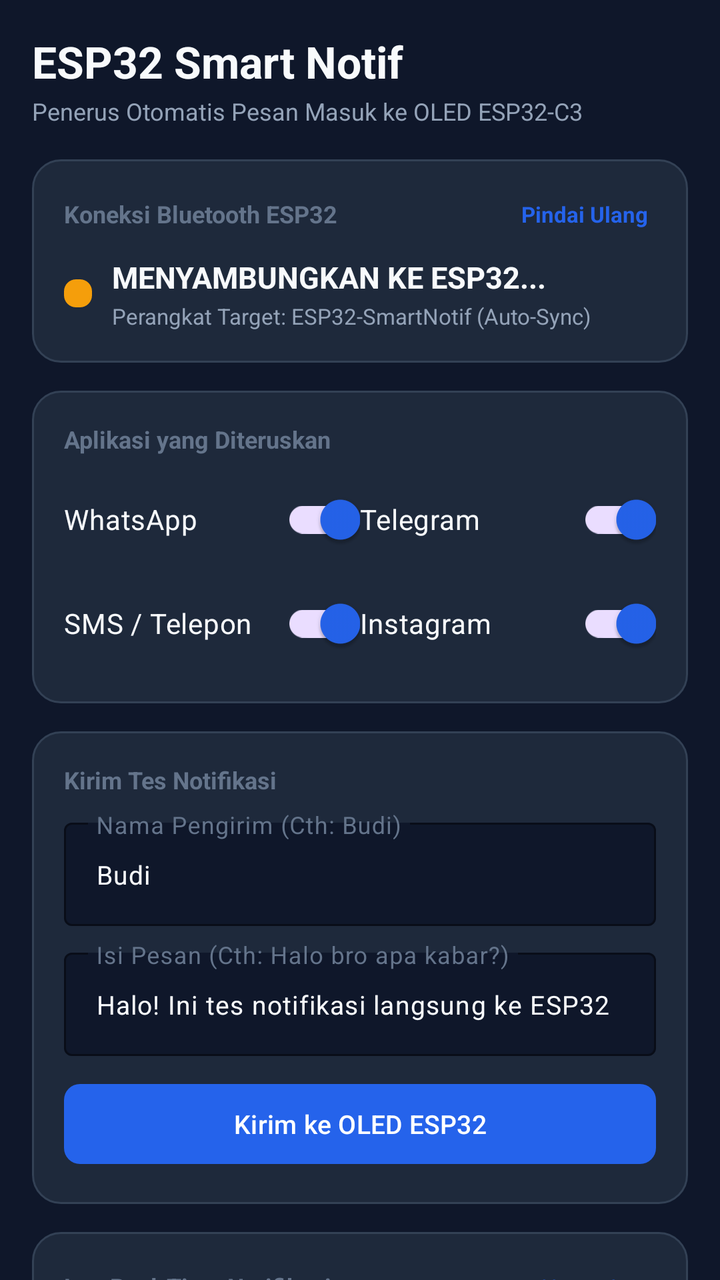
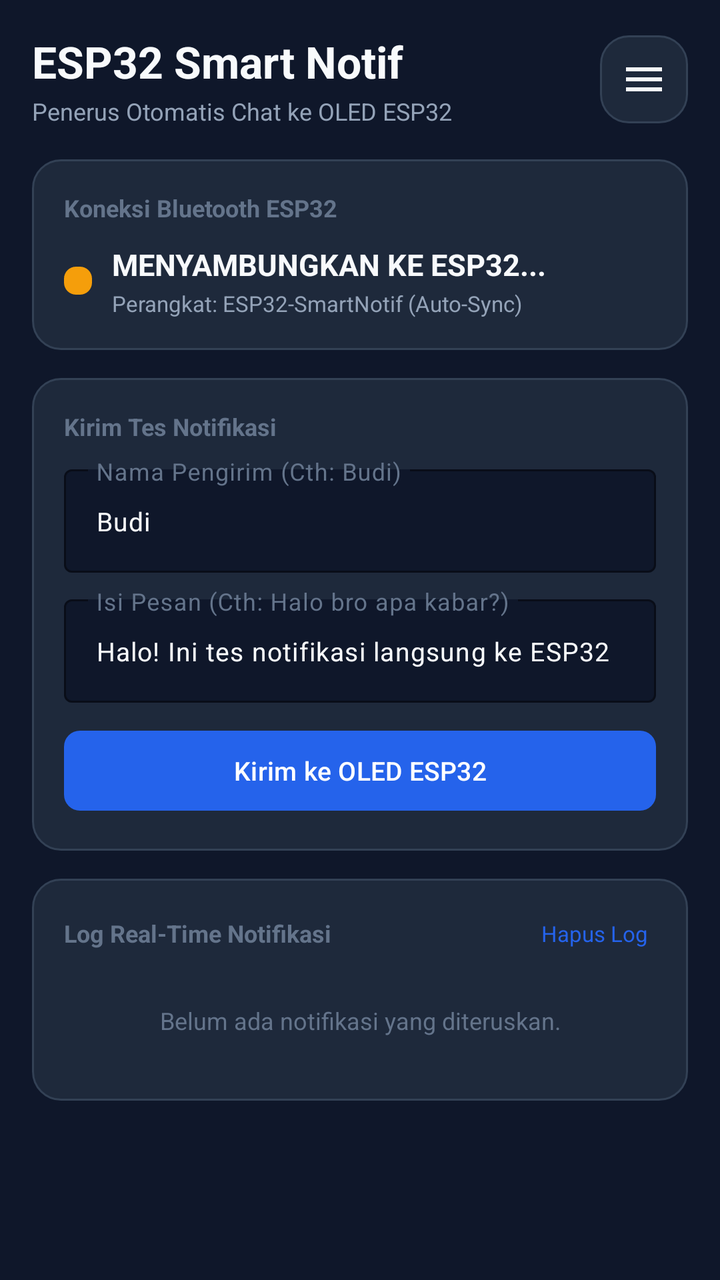

Screens rendered from an Android XML layout before and after an edit, with the pre-edit source and the edit as a unified diff.
<!-- AndroidManifest.xml: application theme Theme.ESP32SmartNotif -->
<!-- res/layout/activity_main.xml -->
<?xml version="1.0" encoding="utf-8"?>
<androidx.core.widget.NestedScrollView xmlns:android="http://schemas.android.com/apk/res/android"
    xmlns:app="http://schemas.android.com/apk/res-auto"
    xmlns:tools="http://schemas.android.com/tools"
    android:layout_width="match_parent"
    android:layout_height="match_parent"
    android:background="@color/background"
    android:fillViewport="true">

    <LinearLayout
        android:layout_width="match_parent"
        android:layout_height="wrap_content"
        android:orientation="vertical"
        android:padding="16dp">

        
        <LinearLayout
            android:layout_width="match_parent"
            android:layout_height="wrap_content"
            android:orientation="vertical"
            android:layout_marginBottom="16dp">

            <TextView
                android:layout_width="wrap_content"
                android:layout_height="wrap_content"
                android:text="@string/app_name"
                android:textColor="@color/text_primary"
                android:textSize="22sp"
                android:textStyle="bold" />

            <TextView
                android:layout_width="wrap_content"
                android:layout_height="wrap_content"
                android:text="Penerus Otomatis Pesan Masuk ke OLED ESP32-C3"
                android:textColor="@color/text_secondary"
                android:textSize="12sp"
                android:layout_marginTop="2dp" />
        </LinearLayout>

        
        <LinearLayout
            android:layout_width="match_parent"
            android:layout_height="wrap_content"
            android:orientation="vertical"
            android:background="@drawable/bg_card"
            android:padding="16dp"
            android:layout_marginBottom="14dp">

            <LinearLayout
                android:layout_width="match_parent"
                android:layout_height="wrap_content"
                android:orientation="horizontal"
                android:gravity="center_vertical">

                <TextView
                    android:layout_width="0dp"
                    android:layout_height="wrap_content"
                    android:layout_weight="1"
                    android:text="@string/title_ble_status"
                    android:textColor="@color/text_muted"
                    android:textSize="12sp"
                    android:textStyle="bold" />

                <TextView
                    android:id="@+id/btnRefreshScan"
                    android:layout_width="wrap_content"
                    android:layout_height="wrap_content"
                    android:text="@string/btn_reconnect"
                    android:textColor="@color/primary"
                    android:textSize="11sp"
                    android:textStyle="bold"
                    android:padding="4dp" />
            </LinearLayout>

            
            <LinearLayout
                android:layout_width="match_parent"
                android:layout_height="wrap_content"
                android:orientation="horizontal"
                android:gravity="center_vertical"
                android:layout_marginTop="10dp">

                <View
                    android:id="@+id/viewStatusDot"
                    android:layout_width="14dp"
                    android:layout_height="14dp"
                    android:background="@drawable/bg_badge"
                    android:backgroundTint="@color/status_connecting" />

                <LinearLayout
                    android:layout_width="match_parent"
                    android:layout_height="wrap_content"
                    android:orientation="vertical"
                    android:layout_marginStart="10dp">

                    <TextView
                        android:id="@+id/tvBleStatus"
                        android:layout_width="wrap_content"
                        android:layout_height="wrap_content"
                        android:text="@string/status_connecting"
                        android:textColor="@color/text_primary"
                        android:textSize="15sp"
                        android:textStyle="bold" />

                    <TextView
                        android:id="@+id/tvBleDetail"
                        android:layout_width="wrap_content"
                        android:layout_height="wrap_content"
                        android:text="Perangkat Target: ESP32-SmartNotif (Auto-Sync)"
                        android:textColor="@color/text_secondary"
                        android:textSize="11sp"
                        android:layout_marginTop="2dp" />
                </LinearLayout>
            </LinearLayout>
        </LinearLayout>

        
        <LinearLayout
            android:id="@+id/layoutPermissionWarning"
            android:layout_width="match_parent"
            android:layout_height="wrap_content"
            android:orientation="vertical"
            android:background="@drawable/bg_card"
            android:padding="16dp"
            android:layout_marginBottom="14dp"
            android:visibility="gone"
            tools:visibility="visible">

            <TextView
                android:layout_width="wrap_content"
                android:layout_height="wrap_content"
                android:text="⚠️ Akses Notifikasi Belum Aktif"
                android:textColor="#F59E0B"
                android:textSize="14sp"
                android:textStyle="bold" />

            <TextView
                android:layout_width="wrap_content"
                android:layout_height="wrap_content"
                android:text="Agar pesan WhatsApp &amp; SMS otomatis dikirim ke OLED ESP32, silakan aktifkan izin notifikasi."
                android:textColor="@color/text_secondary"
                android:textSize="12sp"
                android:layout_marginTop="4dp" />

            <com.google.android.material.button.MaterialButton
                android:id="@+id/btnGrantNotifPermission"
                android:layout_width="match_parent"
                android:layout_height="wrap_content"
                android:layout_marginTop="10dp"
                android:text="Aktifkan Akses Notifikasi (ON)"
                android:textSize="13sp"
                app:cornerRadius="8dp"
                app:backgroundTint="@color/primary" />
        </LinearLayout>

        
        <LinearLayout
            android:layout_width="match_parent"
            android:layout_height="wrap_content"
            android:orientation="vertical"
            android:background="@drawable/bg_card"
            android:padding="16dp"
            android:layout_marginBottom="14dp">

            <TextView
                android:layout_width="wrap_content"
                android:layout_height="wrap_content"
                android:text="@string/title_app_filter"
                android:textColor="@color/text_muted"
                android:textSize="12sp"
                android:textStyle="bold"
                android:layout_marginBottom="8dp" />

            <LinearLayout
                android:layout_width="match_parent"
                android:layout_height="wrap_content"
                android:orientation="horizontal">

                <com.google.android.material.switchmaterial.SwitchMaterial
                    android:id="@+id/switchWA"
                    android:layout_width="0dp"
                    android:layout_height="wrap_content"
                    android:layout_weight="1"
                    android:text="@string/filter_wa"
                    android:textColor="@color/text_primary"
                    android:checked="true" />

                <com.google.android.material.switchmaterial.SwitchMaterial
                    android:id="@+id/switchTelegram"
                    android:layout_width="0dp"
                    android:layout_height="wrap_content"
                    android:layout_weight="1"
                    android:text="@string/filter_telegram"
                    android:textColor="@color/text_primary"
                    android:checked="true" />
            </LinearLayout>

            <LinearLayout
                android:layout_width="match_parent"
                android:layout_height="wrap_content"
                android:orientation="horizontal"
                android:layout_marginTop="4dp">

                <com.google.android.material.switchmaterial.SwitchMaterial
                    android:id="@+id/switchSMS"
                    android:layout_width="0dp"
                    android:layout_height="wrap_content"
                    android:layout_weight="1"
                    android:text="@string/filter_sms"
                    android:textColor="@color/text_primary"
                    android:checked="true" />

                <com.google.android.material.switchmaterial.SwitchMaterial
                    android:id="@+id/switchIG"
                    android:layout_width="0dp"
                    android:layout_height="wrap_content"
                    android:layout_weight="1"
                    android:text="@string/filter_ig"
                    android:textColor="@color/text_primary"
                    android:checked="true" />
            </LinearLayout>
        </LinearLayout>

        
        <LinearLayout
            android:layout_width="match_parent"
            android:layout_height="wrap_content"
            android:orientation="vertical"
            android:background="@drawable/bg_card"
            android:padding="16dp"
            android:layout_marginBottom="14dp">

            <TextView
                android:layout_width="wrap_content"
                android:layout_height="wrap_content"
                android:text="@string/title_test_send"
                android:textColor="@color/text_muted"
                android:textSize="12sp"
                android:textStyle="bold"
                android:layout_marginBottom="8dp" />

            <com.google.android.material.textfield.TextInputLayout
                android:layout_width="match_parent"
                android:layout_height="wrap_content"
                android:hint="@string/hint_test_title"
                app:boxBackgroundColor="@color/background"
                app:boxStrokeColor="@color/card_stroke"
                app:hintTextColor="@color/primary"
                android:textColorHint="@color/text_muted">

                <com.google.android.material.textfield.TextInputEditText
                    android:id="@+id/etTestSender"
                    android:layout_width="match_parent"
                    android:layout_height="wrap_content"
                    android:textColor="@color/text_primary"
                    android:textSize="13sp"
                    android:text="Budi"
                    android:singleLine="true" />
            </com.google.android.material.textfield.TextInputLayout>

            <com.google.android.material.textfield.TextInputLayout
                android:layout_width="match_parent"
                android:layout_height="wrap_content"
                android:layout_marginTop="8dp"
                android:hint="@string/hint_test_msg"
                app:boxBackgroundColor="@color/background"
                app:boxStrokeColor="@color/card_stroke"
                app:hintTextColor="@color/primary"
                android:textColorHint="@color/text_muted">

                <com.google.android.material.textfield.TextInputEditText
                    android:id="@+id/etTestMessage"
                    android:layout_width="match_parent"
                    android:layout_height="wrap_content"
                    android:textColor="@color/text_primary"
                    android:textSize="13sp"
                    android:text="Halo! Ini tes notifikasi langsung ke ESP32" />
            </com.google.android.material.textfield.TextInputLayout>

            <com.google.android.material.button.MaterialButton
                android:id="@+id/btnSendTest"
                android:layout_width="match_parent"
                android:layout_height="wrap_content"
                android:layout_marginTop="10dp"
                android:text="@string/btn_send_test"
                android:textSize="13sp"
                app:cornerRadius="8dp"
                app:backgroundTint="@color/primary" />
        </LinearLayout>

        
        <LinearLayout
            android:layout_width="match_parent"
            android:layout_height="wrap_content"
            android:orientation="vertical"
            android:background="@drawable/bg_card"
            android:padding="16dp">

            <LinearLayout
                android:layout_width="match_parent"
                android:layout_height="wrap_content"
                android:orientation="horizontal"
                android:gravity="center_vertical"
                android:layout_marginBottom="8dp">

                <TextView
                    android:id="@+id/tvLogsTitle"
                    android:layout_width="0dp"
                    android:layout_height="wrap_content"
                    android:layout_weight="1"
                    android:text="@string/title_live_logs"
                    android:textColor="@color/text_muted"
                    android:textSize="12sp"
                    android:textStyle="bold" />

                <TextView
                    android:id="@+id/btnClearLogs"
                    android:layout_width="wrap_content"
                    android:layout_height="wrap_content"
                    android:text="Hapus Log"
                    android:textColor="@color/primary"
                    android:textSize="11sp"
                    android:padding="4dp" />
            </LinearLayout>

            <TextView
                android:id="@+id/tvEmptyLogs"
                android:layout_width="match_parent"
                android:layout_height="wrap_content"
                android:text="@string/logs_empty"
                android:textColor="@color/text_muted"
                android:textSize="12sp"
                android:gravity="center"
                android:padding="16dp" />

            <androidx.recyclerview.widget.RecyclerView
                android:id="@+id/rvNotifLogs"
                android:layout_width="match_parent"
                android:layout_height="wrap_content"
                android:nestedScrollingEnabled="false"
                tools:listitem="@layout/item_notif_log" />
        </LinearLayout>

    </LinearLayout>
</androidx.core.widget.NestedScrollView>
<!-- res/layout/item_notif_log.xml (included above) -->
<?xml version="1.0" encoding="utf-8"?>
<LinearLayout xmlns:android="http://schemas.android.com/apk/res/android"
    android:layout_width="match_parent"
    android:layout_height="wrap_content"
    android:orientation="vertical"
    android:padding="10dp"
    android:layout_marginBottom="8dp"
    android:background="@drawable/bg_card">

    <LinearLayout
        android:layout_width="match_parent"
        android:layout_height="wrap_content"
        android:orientation="horizontal"
        android:gravity="center_vertical">

        <TextView
            android:id="@+id/tvAppBadge"
            android:layout_width="wrap_content"
            android:layout_height="wrap_content"
            android:text="WA"
            android:textColor="@color/white"
            android:textSize="11sp"
            android:textStyle="bold"
            android:paddingHorizontal="6dp"
            android:paddingVertical="2dp"
            android:background="@drawable/bg_badge" />

        <TextView
            android:id="@+id/tvSender"
            android:layout_width="0dp"
            android:layout_height="wrap_content"
            android:layout_weight="1"
            android:layout_marginStart="8dp"
            android:text="Nama Pengirim"
            android:textColor="@color/text_primary"
            android:textSize="13sp"
            android:textStyle="bold"
            android:singleLine="true" />

        <TextView
            android:id="@+id/tvTime"
            android:layout_width="wrap_content"
            android:layout_height="wrap_content"
            android:text="12:30"
            android:textColor="@color/text_muted"
            android:textSize="11sp" />
    </LinearLayout>

    <TextView
        android:id="@+id/tvMessage"
        android:layout_width="match_parent"
        android:layout_height="wrap_content"
        android:layout_marginTop="4dp"
        android:text="Isi pesan chat yang diteruskan..."
        android:textColor="@color/text_secondary"
        android:textSize="12sp"
        android:maxLines="2" />

</LinearLayout>
<!-- resources referenced by this layout -->
<resources>
  <color name="background">#0F172A</color>
  <color name="card_stroke">#334155</color>
  <color name="primary">#2563EB</color>
  <color name="status_connecting">#F59E0B</color>
  <color name="text_muted">#64748B</color>
  <color name="text_primary">#F8FAFC</color>
  <color name="text_secondary">#94A3B8</color>
  <color name="white">#FFFFFF</color>
  <!-- drawable bg_badge (drawable) -->
  <?xml version="1.0" encoding="utf-8"?>
  <shape xmlns:android="http://schemas.android.com/apk/res/android"
      android:shape="rectangle">
      <solid android:color="@color/primary" />
      <corners android:radius="6dp" />
  </shape>
  <!-- drawable bg_card (drawable) -->
  <?xml version="1.0" encoding="utf-8"?>
  <shape xmlns:android="http://schemas.android.com/apk/res/android"
      android:shape="rectangle">
      <solid android:color="@color/card_bg" />
      <stroke android:width="1dp" android:color="@color/card_stroke" />
      <corners android:radius="14dp" />
  </shape>
  <string name="app_name">ESP32 Smart Notif</string>
  <string name="btn_reconnect">Pindai Ulang</string>
  <string name="btn_send_test">Kirim ke OLED ESP32</string>
  <string name="filter_ig">Instagram</string>
  <string name="filter_sms">SMS / Telepon</string>
  <string name="filter_telegram">Telegram</string>
  <string name="filter_wa">WhatsApp</string>
  <string name="hint_test_msg">Isi Pesan (Cth: Halo bro apa kabar?)</string>
  <string name="hint_test_title">Nama Pengirim (Cth: Budi)</string>
  <string name="logs_empty">Belum ada notifikasi yang diteruskan.</string>
  <string name="status_connecting">MENYAMBUNGKAN KE ESP32...</string>
  <string name="title_app_filter">Aplikasi yang Diteruskan</string>
  <string name="title_ble_status">Koneksi Bluetooth ESP32</string>
  <string name="title_live_logs">Log Real-Time Notifikasi</string>
  <string name="title_test_send">Kirim Tes Notifikasi</string>
  <style name="Theme.ESP32SmartNotif" parent="Theme.Material3.DayNight.NoActionBar">
          <item name="colorPrimary">@color/primary</item>
          <item name="colorPrimaryVariant">@color/primary_variant</item>
          <item name="colorSecondary">@color/secondary</item>
          <item name="android:statusBarColor">@color/background</item>
          <item name="android:windowBackground">@color/background</item>
          <item name="android:navigationBarColor">@color/background</item>
      </style>
  <color name="card_bg">#1E293B</color>
  <color name="primary_variant">#1D4ED8</color>
  <color name="secondary">#10B981</color>
</resources>

<!-- the commit's change to res/layout/activity_main.xml (unified diff, before → after) -->
@@ -17,24 +17,42 @@
         <LinearLayout
             android:layout_width="match_parent"
             android:layout_height="wrap_content"
-            android:orientation="vertical"
+            android:orientation="horizontal"
+            android:gravity="center_vertical"
             android:layout_marginBottom="16dp">
 
-            <TextView
-                android:layout_width="wrap_content"
-                android:layout_height="wrap_content"
-                android:text="@string/app_name"
-                android:textColor="@color/text_primary"
-                android:textSize="22sp"
-                android:textStyle="bold" />
-
-            <TextView
-                android:layout_width="wrap_content"
-                android:layout_height="wrap_content"
-                android:text="Penerus Otomatis Pesan Masuk ke OLED ESP32-C3"
-                android:textColor="@color/text_secondary"
-                android:textSize="12sp"
-                android:layout_marginTop="2dp" />
+            <LinearLayout
+                android:layout_width="0dp"
+                android:layout_height="wrap_content"
+                android:layout_weight="1"
+                android:orientation="vertical">
+
+                <TextView
+                    android:layout_width="wrap_content"
+                    android:layout_height="wrap_content"
+                    android:text="@string/app_name"
+                    android:textColor="@color/text_primary"
+                    android:textSize="22sp"
+                    android:textStyle="bold" />
+
+                <TextView
+                    android:layout_width="wrap_content"
+                    android:layout_height="wrap_content"
+                    android:text="Penerus Otomatis Chat ke OLED ESP32"
+                    android:textColor="@color/text_secondary"
+                    android:textSize="12sp"
+                    android:layout_marginTop="2dp" />
+            </LinearLayout>
+
+            
+            <ImageButton
+                android:id="@+id/btnHamburger"
+                android:layout_width="44dp"
+                android:layout_height="44dp"
+                android:background="@drawable/bg_card"
+                android:src="@drawable/ic_menu"
+                android:contentDescription="Menu Pengaturan"
+                app:tint="@color/text_primary" />
         </LinearLayout>
 
         
@@ -46,33 +64,14 @@
             android:padding="16dp"
             android:layout_marginBottom="14dp">
 
-            <LinearLayout
-                android:layout_width="match_parent"
-                android:layout_height="wrap_content"
-                android:orientation="horizontal"
-                android:gravity="center_vertical">
-
-                <TextView
-                    android:layout_width="0dp"
-                    android:layout_height="wrap_content"
-                    android:layout_weight="1"
-                    android:text="@string/title_ble_status"
-                    android:textColor="@color/text_muted"
-                    android:textSize="12sp"
-                    android:textStyle="bold" />
-
-                <TextView
-                    android:id="@+id/btnRefreshScan"
-                    android:layout_width="wrap_content"
-                    android:layout_height="wrap_content"
-                    android:text="@string/btn_reconnect"
-                    android:textColor="@color/primary"
-                    android:textSize="11sp"
-                    android:textStyle="bold"
-                    android:padding="4dp" />
-            </LinearLayout>
-
-            
+            <TextView
+                android:layout_width="wrap_content"
+                android:layout_height="wrap_content"
+                android:text="@string/title_ble_status"
+                android:textColor="@color/text_muted"
+                android:textSize="12sp"
+                android:textStyle="bold" />
+
             <LinearLayout
                 android:layout_width="match_parent"
                 android:layout_height="wrap_content"
@@ -106,7 +105,7 @@
                         android:id="@+id/tvBleDetail"
                         android:layout_width="wrap_content"
                         android:layout_height="wrap_content"
-                        android:text="Perangkat Target: ESP32-SmartNotif (Auto-Sync)"
+                        android:text="Perangkat: ESP32-SmartNotif (Auto-Sync)"
                         android:textColor="@color/text_secondary"
                         android:textSize="11sp"
                         android:layout_marginTop="2dp" />
@@ -121,7 +120,7 @@
             android:layout_height="wrap_content"
             android:orientation="vertical"
             android:background="@drawable/bg_card"
-            android:padding="16dp"
+            android:padding="14dp"
             android:layout_marginBottom="14dp"
             android:visibility="gone"
             tools:visibility="visible">
@@ -129,96 +128,28 @@
             <TextView
                 android:layout_width="wrap_content"
                 android:layout_height="wrap_content"
-                android:text="⚠️ Akses Notifikasi Belum Aktif"
+                android:text="⚠️ Akses Notifikasi Belum Diizinkan"
                 android:textColor="#F59E0B"
-                android:textSize="14sp"
+                android:textSize="13sp"
                 android:textStyle="bold" />
 
             <TextView
                 android:layout_width="wrap_content"
                 android:layout_height="wrap_content"
-                android:text="Agar pesan WhatsApp &amp; SMS otomatis dikirim ke OLED ESP32, silakan aktifkan izin notifikasi."
+                android:text="Buka menu Pengaturan (☰) untuk mengaktifkan izin notifikasi atau membuka kunci titik tiga."
                 android:textColor="@color/text_secondary"
+                android:textSize="11sp"
+                android:layout_marginTop="2dp" />
+
+            <com.google.android.material.button.MaterialButton
+                android:id="@+id/btnQuickGrantNotif"
+                android:layout_width="match_parent"
+                android:layout_height="wrap_content"
+                android:layout_marginTop="8dp"
+                android:text="Aktifkan Akses Notifikasi"
                 android:textSize="12sp"
-                android:layout_marginTop="4dp" />
-
-            <com.google.android.material.button.MaterialButton
-                android:id="@+id/btnGrantNotifPermission"
-                android:layout_width="match_parent"
-                android:layout_height="wrap_content"
-                android:layout_marginTop="10dp"
-                android:text="Aktifkan Akses Notifikasi (ON)"
-                android:textSize="13sp"
                 app:cornerRadius="8dp"
                 app:backgroundTint="@color/primary" />
-        </LinearLayout>
-
-        
-        <LinearLayout
-            android:layout_width="match_parent"
-            android:layout_height="wrap_content"
-            android:orientation="vertical"
-            android:background="@drawable/bg_card"
-            android:padding="16dp"
-            android:layout_marginBottom="14dp">
-
-            <TextView
-                android:layout_width="wrap_content"
-                android:layout_height="wrap_content"
-                android:text="@string/title_app_filter"
-                android:textColor="@color/text_muted"
-                android:textSize="12sp"
-                android:textStyle="bold"
-                android:layout_marginBottom="8dp" />
-
-            <LinearLayout
-                android:layout_width="match_parent"
-                android:layout_height="wrap_content"
-                android:orientation="horizontal">
-
-                <com.google.android.material.switchmaterial.SwitchMaterial
-                    android:id="@+id/switchWA"
-                    android:layout_width="0dp"
-                    android:layout_height="wrap_content"
-                    android:layout_weight="1"
-                    android:text="@string/filter_wa"
-                    android:textColor="@color/text_primary"
-                    android:checked="true" />
-
-                <com.google.android.material.switchmaterial.SwitchMaterial
-                    android:id="@+id/switchTelegram"
-                    android:layout_width="0dp"
-                    android:layout_height="wrap_content"
-                    android:layout_weight="1"
-                    android:text="@string/filter_telegram"
-                    android:textColor="@color/text_primary"
-                    android:checked="true" />
-            </LinearLayout>
-
-            <LinearLayout
-                android:layout_width="match_parent"
-                android:layout_height="wrap_content"
-                android:orientation="horizontal"
-                android:layout_marginTop="4dp">
-
-                <com.google.android.material.switchmaterial.SwitchMaterial
-                    android:id="@+id/switchSMS"
-                    android:layout_width="0dp"
-                    android:layout_height="wrap_content"
-                    android:layout_weight="1"
-                    android:text="@string/filter_sms"
-                    android:textColor="@color/text_primary"
-                    android:checked="true" />
-
-                <com.google.android.material.switchmaterial.SwitchMaterial
-                    android:id="@+id/switchIG"
-                    android:layout_width="0dp"
-                    android:layout_height="wrap_content"
-                    android:layout_weight="1"
-                    android:text="@string/filter_ig"
-                    android:textColor="@color/text_primary"
-                    android:checked="true" />
-            </LinearLayout>
         </LinearLayout>
 
         
<!-- resource entries referenced after the edit -->
@@ -23,18 +23,23 @@
       <stroke android:width="1dp" android:color="@color/card_stroke" />
       <corners android:radius="14dp" />
   </shape>
+  <!-- drawable ic_menu (drawable) -->
+  <?xml version="1.0" encoding="utf-8"?>
+  <vector xmlns:android="http://schemas.android.com/apk/res/android"
+      android:width="24dp"
+      android:height="24dp"
+      android:viewportWidth="24"
+      android:viewportHeight="24">
+      <path
+          android:fillColor="@color/text_primary"
+          android:pathData="M3,6h18v2H3V6zm0,5h18v2H3v-2zm0,5h18v2H3v-2z" />
+  </vector>
   <string name="app_name">ESP32 Smart Notif</string>
-  <string name="btn_reconnect">Pindai Ulang</string>
   <string name="btn_send_test">Kirim ke OLED ESP32</string>
-  <string name="filter_ig">Instagram</string>
-  <string name="filter_sms">SMS / Telepon</string>
-  <string name="filter_telegram">Telegram</string>
-  <string name="filter_wa">WhatsApp</string>
   <string name="hint_test_msg">Isi Pesan (Cth: Halo bro apa kabar?)</string>
   <string name="hint_test_title">Nama Pengirim (Cth: Budi)</string>
   <string name="logs_empty">Belum ada notifikasi yang diteruskan.</string>
   <string name="status_connecting">MENYAMBUNGKAN KE ESP32...</string>
-  <string name="title_app_filter">Aplikasi yang Diteruskan</string>
   <string name="title_ble_status">Koneksi Bluetooth ESP32</string>
   <string name="title_live_logs">Log Real-Time Notifikasi</string>
   <string name="title_test_send">Kirim Tes Notifikasi</string>
